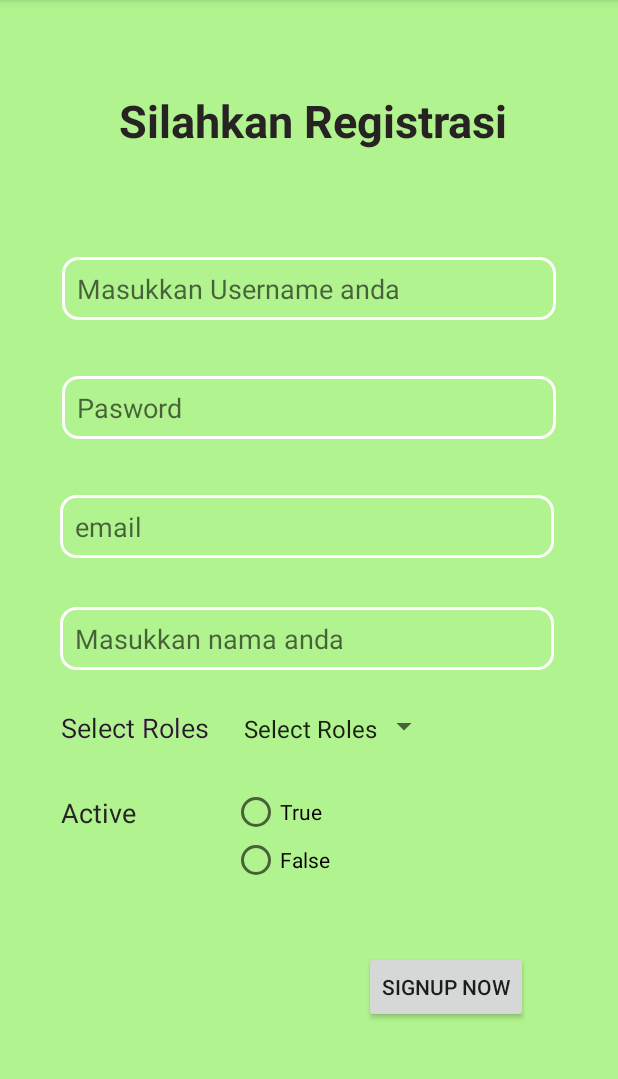
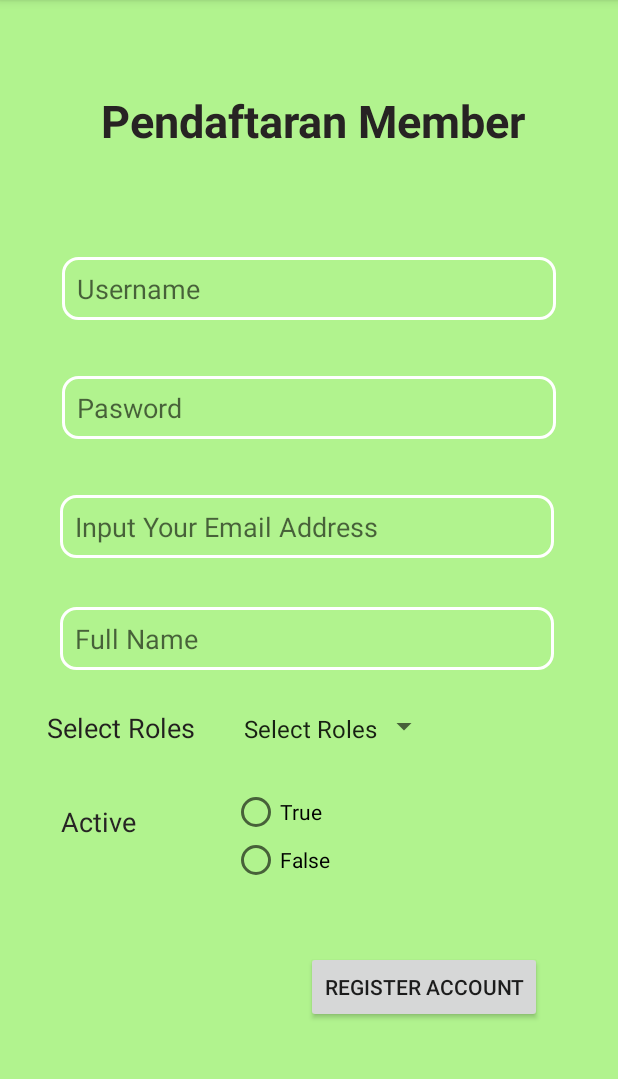
Before and after one commit to Edipurnomo/latihandot, an Android app: the NewReg screen opened directly, with no data from a screen before it, on a phone screen of 412 x 824 dp, the part 84-1163 px from its top. Run offline under Robolectric (Android 15) with nearby library versions, the phone set to English and light mode, and no system bars; Roboto replaces fonts that are not available here; 1 statement that could not run was skipped.

Commit message:
Registerr

```diff
--- a/app/src/main/res/layout/activity_login.xml
+++ b/app/src/main/res/layout/activity_login.xml
@@ -71,23 +71,23 @@
         android:textSize="15dp"
         app:layout_constraintBottom_toBottomOf="parent"
         app:layout_constraintEnd_toEndOf="parent"
-        app:layout_constraintHorizontal_bias="0.36"
+        app:layout_constraintHorizontal_bias="0.395"
         app:layout_constraintStart_toStartOf="parent"
         app:layout_constraintTop_toTopOf="parent"
-        app:layout_constraintVertical_bias="0.578" />
+        app:layout_constraintVertical_bias="0.623" />
 
     <TextView
         android:id="@+id/Register"
         android:layout_width="wrap_content"
         android:layout_height="wrap_content"
-        android:text="Registrasi"
-        android:textSize="15dp"
+        android:text="Masuk Dan Daftar"
+        android:textSize="20dp"
         app:layout_constraintBottom_toBottomOf="parent"
         app:layout_constraintEnd_toEndOf="parent"
-        app:layout_constraintHorizontal_bias="0.346"
+        app:layout_constraintHorizontal_bias="0.395"
         app:layout_constraintStart_toStartOf="parent"
         app:layout_constraintTop_toTopOf="parent"
-        app:layout_constraintVertical_bias="0.623" />
+        app:layout_constraintVertical_bias="0.670" />
 
 
 </androidx.constraintlayout.widget.ConstraintLayout>
--- a/app/src/main/res/layout/activity_register.xml
+++ b/app/src/main/res/layout/activity_register.xml
@@ -15,7 +15,7 @@
         android:hint="Username"
         android:paddingLeft="5dp"
         android:shadowColor="#E8D318"
-        android:text="Silahkan Registrasi"
+        android:text="Pendaftaran Member"
         android:textAllCaps="false"
         android:textColor="#272323"
         android:textSize="30sp"
@@ -27,21 +27,6 @@
         app:layout_constraintTop_toTopOf="parent"
         app:layout_constraintVertical_bias="0.457" />
 
-    <TextView
-        android:id="@+id/textView14"
-        android:layout_width="wrap_content"
-        android:layout_height="wrap_content"
-        android:text="Select Roles"
-        android:textColor="#FFFFFF"
-        android:textSize="18sp"
-        app:layout_constraintBottom_toBottomOf="parent"
-        app:layout_constraintEnd_toEndOf="parent"
-        app:layout_constraintHorizontal_bias="0.13"
-        app:layout_constraintStart_toStartOf="parent"
-        app:layout_constraintTop_toTopOf="parent"
-        app:layout_constraintVertical_bias="0.636"
-        tools:ignore="MissingConstraints" />
-
     <EditText
         android:id="@+id/editTextTextPassword4"
         android:layout_width="329dp"
@@ -49,7 +34,7 @@
         android:height="30dp"
         android:background="@drawable/border"
         android:ems="10"
-        android:hint="email"
+        android:hint="Input Your Email Address"
         android:inputType="textEmailSubject"
         android:paddingLeft="10dp"
         android:textColor="#FFFFFF"
@@ -68,7 +53,7 @@
         android:height="30dp"
         android:background="@drawable/border"
         android:ems="10"
-        android:hint="Masukkan Username anda"
+        android:hint="Username"
         android:inputType="textPersonName"
         android:paddingLeft="10dp"
         android:textColor="#1C1B1B"
@@ -90,7 +75,7 @@
         app:layout_constraintHorizontal_bias="0.113"
         app:layout_constraintStart_toStartOf="parent"
         app:layout_constraintTop_toTopOf="parent"
-        app:layout_constraintVertical_bias="0.712"
+        app:layout_constraintVertical_bias="0.720"
         tools:ignore="MissingConstraints" />
 
     <EditText
@@ -118,7 +103,7 @@
         android:height="30dp"
         android:background="@drawable/border"
         android:ems="10"
-        android:hint="Masukkan nama anda"
+        android:hint="Full Name"
         android:inputType="textPersonName"
         android:paddingLeft="10dp"
         android:textColor="#FFFFFF"
@@ -138,7 +123,7 @@
         android:textSize="18sp"
         app:layout_constraintBottom_toBottomOf="parent"
         app:layout_constraintEnd_toEndOf="parent"
-        app:layout_constraintHorizontal_bias="0.13"
+        app:layout_constraintHorizontal_bias="0.10"
         app:layout_constraintStart_toStartOf="parent"
         app:layout_constraintTop_toTopOf="parent"
         app:layout_constraintVertical_bias="0.636"
@@ -186,7 +171,7 @@
         android:id="@+id/button"
         android:layout_width="wrap_content"
         android:layout_height="wrap_content"
-        android:text="Signup Now"
+        android:text="Register Account"
         app:layout_constraintBottom_toBottomOf="parent"
         app:layout_constraintEnd_toEndOf="parent"
         app:layout_constraintHorizontal_bias="0.801"
--- a/app/src/main/res/layout/activity_splash.xml
+++ b/app/src/main/res/layout/activity_splash.xml
@@ -16,4 +16,5 @@
         android:src="@mipmap/ed"
         android:background="#FFFFFF"/>
 
+
 </RelativeLayout>
```
Also changed, not shown: app/src/main/res/mipmap-xhdpi/ed.jpg (deleted).
